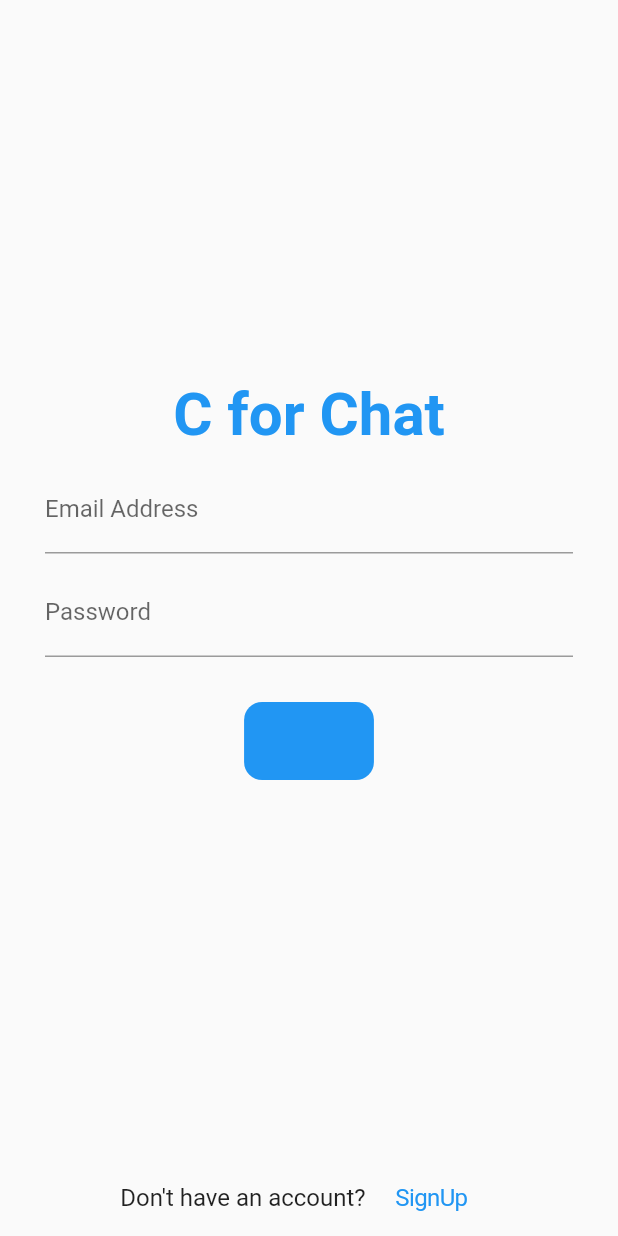
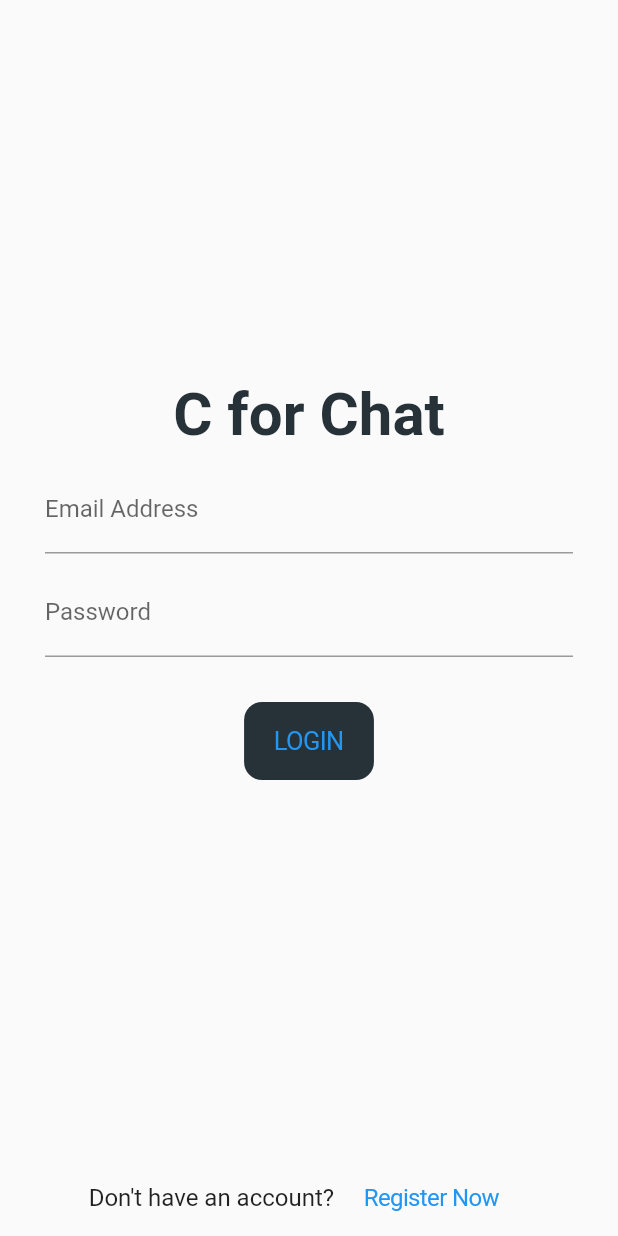
Before and after one commit to MrArgho/C-for-Chat, a Flutter app: the screen it shows after launch, on a phone screen of 412 x 824 dp. Run offline on Flutter 3.47's test engine with Material 2 defaults, Android fonts, the phone set to English and light mode, and no system bars; our stand-ins replace cloud_firestore, firebase_auth, firebase_core, firebase_storage, image_cropper, image_picker; accounts and stored records are empty.

```diff
--- a/lib/pages/ChatRoomPage.dart
+++ b/lib/pages/ChatRoomPage.dart
@@ -111,6 +111,9 @@ class _ChatRoomPageState extends State<ChatRoomPage> {
                                     : MainAxisAlignment.start,
                                 children: [
                                   Container(
+                                      constraints: const BoxConstraints(
+                                        maxWidth: 300,
+                                      ),
                                       margin: EdgeInsets.symmetric(
                                         vertical: 2,
                                       ),
@@ -129,6 +132,7 @@ class _ChatRoomPageState extends State<ChatRoomPage> {
                                       ),
                                       child: Text(
                                           style: TextStyle(
+                                            fontSize: 18,
                                             color: Colors.black,
                                           ),
                                           currentMessage.text.toString())),
--- a/lib/pages/CompleteProfile.dart
+++ b/lib/pages/CompleteProfile.dart
@@ -129,6 +129,7 @@ class _CompleteProfileState extends State<CompleteProfile> {
   Widget build(BuildContext context) {
     return Scaffold(
       appBar: AppBar(
+        backgroundColor: Colors.blueGrey[900],
         centerTitle: true,
         automaticallyImplyLeading: false,
         title: Text("CompleteProfile"),
@@ -145,6 +146,7 @@ class _CompleteProfileState extends State<CompleteProfile> {
                 },
                 child: CircleAvatar(
                   radius: 50,
+                  backgroundColor: Colors.blueGrey[900],
                   backgroundImage: (imageFile != null ) ? FileImage(imageFile!) : null,
                   child: (imageFile == null ) ? Icon(Icons.person_4, size: 60,): null,
                 ),
@@ -161,7 +163,8 @@ class _CompleteProfileState extends State<CompleteProfile> {
                 onPressed: (){
                   checkValues();
                 },
-                color: Theme.of(context).colorScheme.secondary,
+                //color: Theme.of(context).colorScheme.secondary,
+                color: Colors.blueGrey[900],
                 child: Text("Update"),
               )
             ],
--- a/lib/pages/LoginPage.dart
+++ b/lib/pages/LoginPage.dart
@@ -83,7 +83,8 @@ class _LoginPageState extends State<LoginPage> {
                   Text(
                     "C for Chat",
                     style: TextStyle(
-                      color: Theme.of(context).colorScheme.secondary,
+                      //color: Theme.of(context).colorScheme.secondary,
+                        color: Colors.blueGrey[900],
                       fontSize: 40,
                       fontWeight: FontWeight.bold
                     ),
@@ -108,7 +109,8 @@ class _LoginPageState extends State<LoginPage> {
                     onPressed: (){
                       checkValues();
                     },
-                    color: Theme.of(context).colorScheme.secondary,
+                    //color: Theme.of(context).colorScheme.secondary,
+                    color: Colors.blueGrey[900],
                     child: Text("LOGIN"),
                   )
 
@@ -141,9 +143,10 @@ class _LoginPageState extends State<LoginPage> {
                 );
               },
               child: Text(
-                "SignUp",
+                "Register Now",
                 style: TextStyle(
                   fontSize: 16,
+                  //color: Colors.blueGrey[900],
                 ),
               ),
             ),
--- a/lib/pages/SearchPage.dart
+++ b/lib/pages/SearchPage.dart
@@ -67,6 +67,7 @@ class _SearchPageState extends State<SearchPage> {
   Widget build(BuildContext context) {
     return Scaffold(
       appBar: AppBar(
+        backgroundColor: Colors.blueGrey[900],
         title: Text("Search"),
       ),
       body: SafeArea(
@@ -85,7 +86,8 @@ class _SearchPageState extends State<SearchPage> {
                 onPressed: () {
                   setState(() {});
                 },
-                color: Theme.of(context).colorScheme.secondary,
+                color: Colors.blueGrey[900],
+                //color: Theme.of(context).colorScheme.secondary,
                 child: Text("Search"),
               ),
               SizedBox(
@@ -141,7 +143,7 @@ class _SearchPageState extends State<SearchPage> {
                             subtitle: Text(searchedUser.email!),
                             trailing: Icon(
                               Icons.mark_unread_chat_alt,
-                              color: Colors.lightBlue,
+                              color: Colors.blueGrey[900],
                             ));
                       } else {
                         return Text("No result Founded   :(");
--- a/lib/pages/SignUpPage.dart
+++ b/lib/pages/SignUpPage.dart
@@ -91,7 +91,7 @@ class _SignUpPageState extends State<SignUpPage> {
                   Text(
                     "C for Chat",
                     style: TextStyle(
-                        color: Theme.of(context).colorScheme.secondary,
+                        color: Colors.blueGrey[900],
                         fontSize: 40,
                         fontWeight: FontWeight.bold
                     ),
@@ -124,7 +124,8 @@ class _SignUpPageState extends State<SignUpPage> {
                     onPressed: (){
                       checkValues();
                     },
-                    color: Theme.of(context).colorScheme.secondary,
+                    //color: Theme.of(context).colorScheme.secondary,
+                    color: Colors.blueGrey[900],
                     child: Text("SIGNUP"),
                   )
 
```
Also changed, not shown: lib/pages/HomePage.dart (+8 -1 lines), 39 other files.
